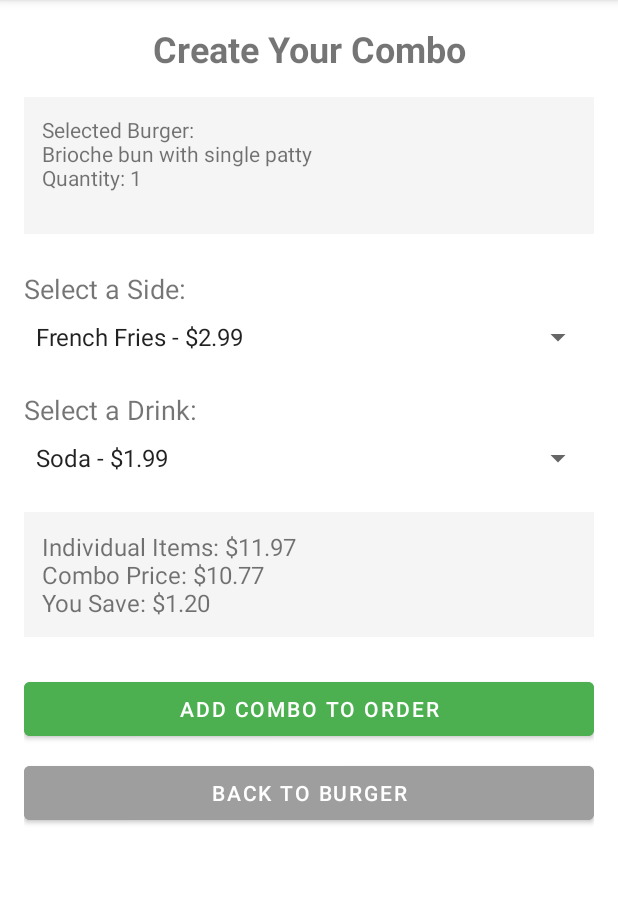
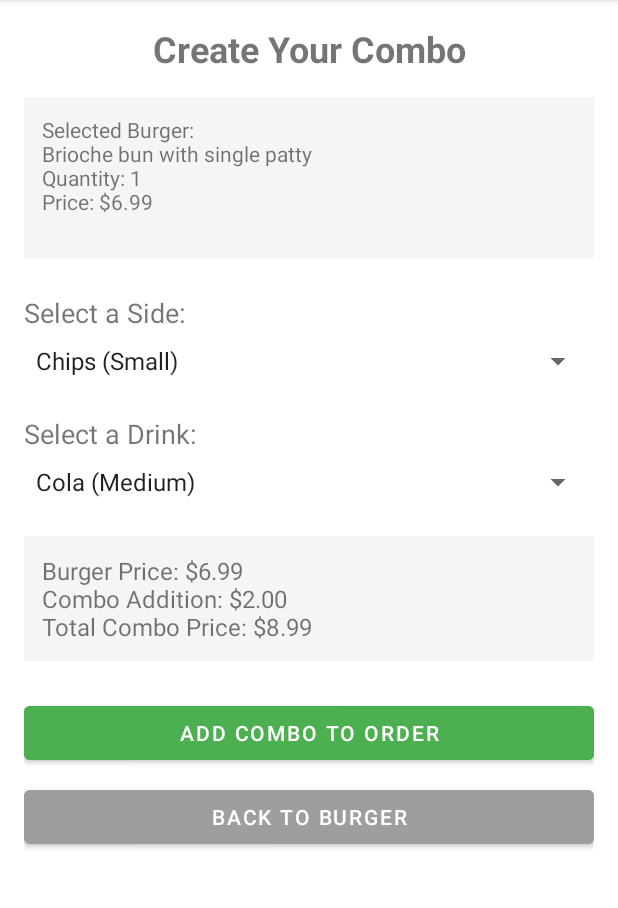
Before and after one commit to MilanDPatel/RUBurgerAndroidApp, an Android app: the BurgerActivity screen opened directly, with no data from a screen before it, after a tap on "MAKE IT A COMBO", on a phone screen of 412 x 824 dp, the part 84-992 px from its top. Run offline under Robolectric (Android 15) with nearby library versions, the phone set to English and light mode, and no system bars.

Commit message:
new changes

```diff
--- a/app/src/main/java/com/example/recycleapplication/BurgerActivity.java
+++ b/app/src/main/java/com/example/recycleapplication/BurgerActivity.java
@@ -68,13 +68,21 @@ public class BurgerActivity extends AppCompatActivity {
     }
 
     private void initializeComponents() {
-        // Bread spinner
+        // Bread spinner with filtered options
         spinnerBread = findViewById(R.id.spinnerBread);
+
+        // Create a filtered list with only the three breads for burgers
+        ArrayList<Bread> burgerBreads = new ArrayList<>();
+        burgerBreads.add(Bread.BRIOCHE);
+        burgerBreads.add(Bread.WHEAT);
+        burgerBreads.add(Bread.PRETZEL);
+
         ArrayAdapter<Bread> breadAdapter = new ArrayAdapter<>(
-                this, android.R.layout.simple_spinner_item, Bread.values());
+                this, android.R.layout.simple_spinner_item, burgerBreads);
         breadAdapter.setDropDownViewResource(android.R.layout.simple_spinner_dropdown_item);
         spinnerBread.setAdapter(breadAdapter);
 
+        // Rest of your initialization code remains the same
         // Patty radio group
         radioGroupPatty = findViewById(R.id.radioGroupPatty);
         radioSinglePatty = findViewById(R.id.radioSinglePatty);
--- a/app/src/main/java/com/example/recycleapplication/ComboActivity.java
+++ b/app/src/main/java/com/example/recycleapplication/ComboActivity.java
@@ -30,21 +30,25 @@ public class ComboActivity extends AppCompatActivity {
     private Spinner spinnerDrink;
     private Button btnAddComboToOrder;
     private Button btnGoBack;
-    private TextView tvBurgerDetails;
+    private TextView tvMainItemDetails;
     private TextView tvComboPrice;
 
     // Model objects
-    private Burger selectedBurger;
+    private Item selectedMainItem; // Can be a burger or a sandwich
     private Item selectedSide;
     private Item selectedDrink;
     private Combo currentCombo;
     private Order currentOrder;
+    private boolean isBurger; // Flag to determine if main item is a burger or sandwich
 
     // Data
     private List<String> sideNames;
     private List<String> drinkNames;
     private Map<String, Double> sidePrices;
     private Map<String, Double> drinkPrices;
+
+    // Fixed combo add-on price
+    private static final double COMBO_ADDON_PRICE = 2.00;
 
     // Formatter for price display
     private final DecimalFormat df = new DecimalFormat("$#,##0.00");
@@ -54,19 +58,24 @@ public class ComboActivity extends AppCompatActivity {
         super.onCreate(savedInstanceState);
         setContentView(R.layout.activity_combo);
 
-        // Get data passed from BurgerActivity
+        // Get data passed from previous Activity
         if (getIntent().hasExtra("burger") && getIntent().hasExtra("order")) {
-            selectedBurger = (Burger) getIntent().getSerializableExtra("burger");
+            selectedMainItem = (Burger) getIntent().getSerializableExtra("burger");
             currentOrder = (Order) getIntent().getSerializableExtra("order");
+            isBurger = true;
+        } else if (getIntent().hasExtra("sandwich") && getIntent().hasExtra("order")) {
+            selectedMainItem = (Item) getIntent().getSerializableExtra("sandwich");
+            currentOrder = (Order) getIntent().getSerializableExtra("order");
+            isBurger = false;
         } else {
-            Toast.makeText(this, "Error: Burger data missing", Toast.LENGTH_SHORT).show();
+            Toast.makeText(this, "Error: Main item data missing", Toast.LENGTH_SHORT).show();
             finish();
             return;
         }
 
         // Initialize combo
         currentCombo = new Combo();
-        currentCombo.setSandwich(selectedBurger);
+        currentCombo.setSandwich(selectedMainItem);
 
         // Initialize UI components
         initializeComponents();
@@ -77,8 +86,8 @@ public class ComboActivity extends AppCompatActivity {
         // Set up spinners
         setupSpinners();
 
-        // Display burger details
-        displayBurgerDetails();
+        // Display main item details
+        displayMainItemDetails();
 
         // Initialize default selections
         if (!sideNames.isEmpty()) {
@@ -100,7 +109,7 @@ public class ComboActivity extends AppCompatActivity {
         spinnerDrink = findViewById(R.id.spinnerDrink);
         btnAddComboToOrder = findViewById(R.id.btnAddComboToOrder);
         btnGoBack = findViewById(R.id.btnGoBack);
-        tvBurgerDetails = findViewById(R.id.tvBurgerDetails);
+        tvMainItemDetails = findViewById(R.id.tvBurgerDetails); // Keep using the existing ID
         tvComboPrice = findViewById(R.id.tvComboPrice);
 
         // Button listeners
@@ -113,31 +122,25 @@ public class ComboActivity extends AppCompatActivity {
         sideNames = new ArrayList<>();
         sidePrices = new HashMap<>();
 
-        sideNames.add("French Fries");
-        sideNames.add("Onion Rings");
-        sideNames.add("Side Salad");
-        sideNames.add("Coleslaw");
+        sideNames.add("Chips (Small)");
+        sideNames.add("Apple (Small)");
 
-        sidePrices.put("French Fries", 2.99);
-        sidePrices.put("Onion Rings", 3.49);
-        sidePrices.put("Side Salad", 3.99);
-        sidePrices.put("Coleslaw", 2.49);
+        // All sides are included in the combo price
+        sidePrices.put("Chips (Small)", 0.0);
+        sidePrices.put("Apple (Small)", 0.0);
 
         // Initialize drink items data
         drinkNames = new ArrayList<>();
         drinkPrices = new HashMap<>();
 
-        drinkNames.add("Soda");
-        drinkNames.add("Water");
-        drinkNames.add("Iced Tea");
-        drinkNames.add("Lemonade");
-        drinkNames.add("Coffee");
+        drinkNames.add("Cola (Medium)");
+        drinkNames.add("Tea (Medium)");
+        drinkNames.add("Juice (Medium)");
 
-        drinkPrices.put("Soda", 1.99);
-        drinkPrices.put("Water", 1.49);
-        drinkPrices.put("Iced Tea", 2.29);
-        drinkPrices.put("Lemonade", 2.49);
-        drinkPrices.put("Coffee", 1.79);
+        // All drinks are included in the combo price
+        drinkPrices.put("Cola (Medium)", 0.0);
+        drinkPrices.put("Tea (Medium)", 0.0);
+        drinkPrices.put("Juice (Medium)", 0.0);
     }
 
     private Item createSideItem(String sideName) {
@@ -156,15 +159,10 @@ public class ComboActivity extends AppCompatActivity {
 
     private void setupSpinners() {
         // Side spinner setup
-        List<String> sideDisplayItems = new ArrayList<>();
-        for (String sideName : sideNames) {
-            sideDisplayItems.add(sideName + " - " + df.format(sidePrices.get(sideName)));
-        }
-
         ArrayAdapter<String> sideAdapter = new ArrayAdapter<>(
                 this,
                 android.R.layout.simple_spinner_item,
-                sideDisplayItems
+                sideNames
         );
         sideAdapter.setDropDownViewResource(android.R.layout.simple_spinner_dropdown_item);
         spinnerSide.setAdapter(sideAdapter);
@@ -184,15 +182,10 @@ public class ComboActivity extends AppCompatActivity {
         });
 
         // Drink spinner setup
-        List<String> drinkDisplayItems = new ArrayList<>();
-        for (String drinkName : drinkNames) {
-            drinkDisplayItems.add(drinkName + " - " + df.format(drinkPrices.get(drinkName)));
-        }
-
         ArrayAdapter<String> drinkAdapter = new ArrayAdapter<>(
                 this,
                 android.R.layout.simple_spinner_item,
-                drinkDisplayItems
+                drinkNames
         );
         drinkAdapter.setDropDownViewResource(android.R.layout.simple_spinner_dropdown_item);
         spinnerDrink.setAdapter(drinkAdapter);
@@ -212,78 +205,95 @@ public class ComboActivity extends AppCompatActivity {
         });
     }
 
-    private void displayBurgerDetails() {
-        StringBuilder details = new StringBuilder("Selected Burger:\n");
+    private void displayMainItemDetails() {
+        StringBuilder details = new StringBuilder();
 
-        // Add burger type details
-        details.append(selectedBurger.getBread().toString()).append(" bun with ");
-        details.append(selectedBurger.isDoublePatty() ? "double" : "single").append(" patty\n");
+        if (isBurger) {
+            Burger burger = (Burger) selectedMainItem;
+            details.append("Selected Burger:\n");
+            details.append(burger.getBread().toString()).append(" bun with ");
+            details.append(burger.isDoublePatty() ? "double" : "single").append(" patty\n");
 
-        // Add toppings
-        if (!selectedBurger.getAddOns().isEmpty()) {
+            // Add toppings for burger
+            if (!burger.getAddOns().isEmpty()) {
                 details.append("Toppings: ");
-            for (int i = 0; i < selectedBurger.getAddOns().size(); i++) {
-                details.append(selectedBurger.getAddOns().get(i).toString());
-                if (i < selectedBurger.getAddOns().size() - 1) {
+                for (int i = 0; i < burger.getAddOns().size(); i++) {
+                    details.append(burger.getAddOns().get(i).toString());
+                    if (i < burger.getAddOns().size() - 1) {
                         details.append(", ");
                     }
                 }
                 details.append("\n");
             }
 
-        // Add quantity and price
-        details.append("Quantity: ").append(selectedBurger.getQuantity()).append("\n");
+            // Add quantity
+            details.append("Quantity: ").append(burger.getQuantity()).append("\n");
+            details.append("Price: ").append(df.format(calculateMainItemPrice())).append("\n");
+        } else {
+            // Display sandwich details
+            details.append("Selected Sandwich:\n");
+            details.append("Price: ").append(df.format(selectedMainItem.getPrice())).append("\n");
+            details.append("Quantity: ").append(selectedMainItem.getQuantity()).append("\n");
+        }
 
-        tvBurgerDetails.setText(details.toString());
+        tvMainItemDetails.setText(details.toString());
     }
 
     private void updateComboPrice() {
-        double burgerPrice = calculateBurgerPrice();
-        double sidePrice = (selectedSide != null) ? selectedSide.getPrice() : 0;
-        double drinkPrice = (selectedDrink != null) ? selectedDrink.getPrice() : 0;
-
-        double totalIndividualPrice = burgerPrice + sidePrice + drinkPrice;
-        // Apply combo discount (10% off)
-        double comboDiscount = 0.1;
-        double discountedPrice = totalIndividualPrice * (1 - comboDiscount);
-
-        // Calculate savings
-        double savings = totalIndividualPrice - discountedPrice;
+        double mainItemPrice = calculateMainItemPrice();
+        double comboPrice = mainItemPrice + COMBO_ADDON_PRICE;
 
         // Update price display
-        String priceText = "Individual Items: " + df.format(totalIndividualPrice) + "\n" +
-                "Combo Price: " + df.format(discountedPrice) + "\n" +
-                "You Save: " + df.format(savings);
+        String priceText = (isBurger ? "Burger" : "Sandwich") + " Price: " + df.format(mainItemPrice) + "\n" +
+                "Combo Addition: " + df.format(COMBO_ADDON_PRICE) + "\n" +
+                "Total Combo Price: " + df.format(comboPrice);
 
         tvComboPrice.setText(priceText);
     }
 
-    private double calculateBurgerPrice() {
+    private double calculateMainItemPrice() {
+        if (isBurger) {
+            // Use burger calculation method
+            Burger burger = (Burger) selectedMainItem;
             double basePrice = 6.99;
-        if (selectedBurger.isDoublePatty()) {
+            if (burger.isDoublePatty()) {
                 basePrice += 2.50;
             }
-        for (int i = 0; i < selectedBurger.getAddOns().size(); i++) {
-            basePrice += selectedBurger.getAddOns().get(i).getPrice();
+            for (int i = 0; i < burger.getAddOns().size(); i++) {
+                basePrice += burger.getAddOns().get(i).getPrice();
             }
-        return basePrice * selectedBurger.getQuantity();
+            return basePrice * burger.getQuantity();
+        } else {
+            // For sandwich, directly access the price from the item
+            // Debug line - output the actual price to the console
+            System.out.println("Sandwich price: " + selectedMainItem.getPrice());
+
+            return selectedMainItem.getPrice() * selectedMainItem.getQuantity();
+        }
+    }
+
+    private double calculateComboPrice() {
+        return calculateMainItemPrice() + COMBO_ADDON_PRICE;
     }
 
     private void addComboToOrder() {
-        // Ensure all combo items are selected
-        if (selectedSide == null || selectedDrink == null) {
-            Toast.makeText(this, "Please select both a side and a drink", Toast.LENGTH_SHORT).show();
+        // Create a new combo item
+        Item comboItem = new Item();
+        double finalPrice = calculateComboPrice();
+
+        // Make sure we don't add $0 combos
+        if (finalPrice <= COMBO_ADDON_PRICE) {
+            Toast.makeText(this, "Error: Invalid main item price", Toast.LENGTH_SHORT).show();
             return;
         }
 
-        // Since Order.addItem expects an Item, we'll add the
-        // burger, side, and drink individually to the order
-        // instead of adding the combo directly.
-        currentOrder.addItem(selectedBurger);
-        currentOrder.addItem(selectedSide);
-        currentOrder.addItem(selectedDrink);
+        comboItem.setPrice(finalPrice);
+        comboItem.setQuantity(1);
 
-        // Return result to BurgerActivity
+        // Add the combo item to the order
+        currentOrder.addItem(comboItem);
+
+        // Return result to previous Activity
         Intent resultIntent = new Intent();
         resultIntent.putExtra("combo_added", true);
         resultIntent.putExtra("order", currentOrder);
--- a/app/src/main/java/com/example/recycleapplication/model/AddOns.java
+++ b/app/src/main/java/com/example/recycleapplication/model/AddOns.java
@@ -1,11 +1,11 @@
 package com.example.recycleapplication.model;
 
 public enum AddOns {
-    LETTUCE("Lettuce", 0.25),
-    TOMATOES("Tomatoes", 0.25),
-    ONIONS("Onions", 0.25),
-    AVOCADO("Avocado", 1.50),
-    CHEESE("Cheese", 0.75);
+    LETTUCE("Lettuce", 0.30),
+    TOMATOES("Tomatoes", 0.30),
+    ONIONS("Onions", 0.30),
+    AVOCADO("Avocado", 0.50),
+    CHEESE("Cheese", 1.00);
 
     private final String name;
     private final double price;
--- a/app/src/main/java/com/example/recycleapplication/model/Bread.java
+++ b/app/src/main/java/com/example/recycleapplication/model/Bread.java
@@ -3,7 +3,9 @@ package com.example.recycleapplication.model;
 public enum Bread {
     BRIOCHE("Brioche"),
     WHEAT("Wheat"),
-    PRETZEL("Pretzel");
+    PRETZEL("Pretzel"),
+    BAGEL("Bagel"),
+    SOURDOUGH("Sourdough");
 
     private final String name;
 
@@ -15,4 +17,5 @@ public enum Bread {
     public String toString() {
         return name;
     }
+
 }
```
Lines whose indentation alone changed are shown as unchanged.
